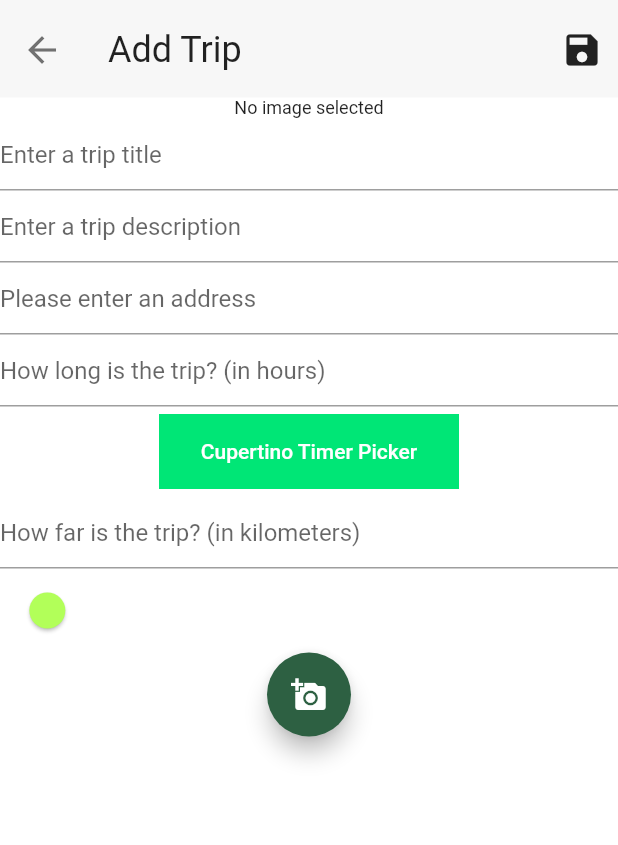
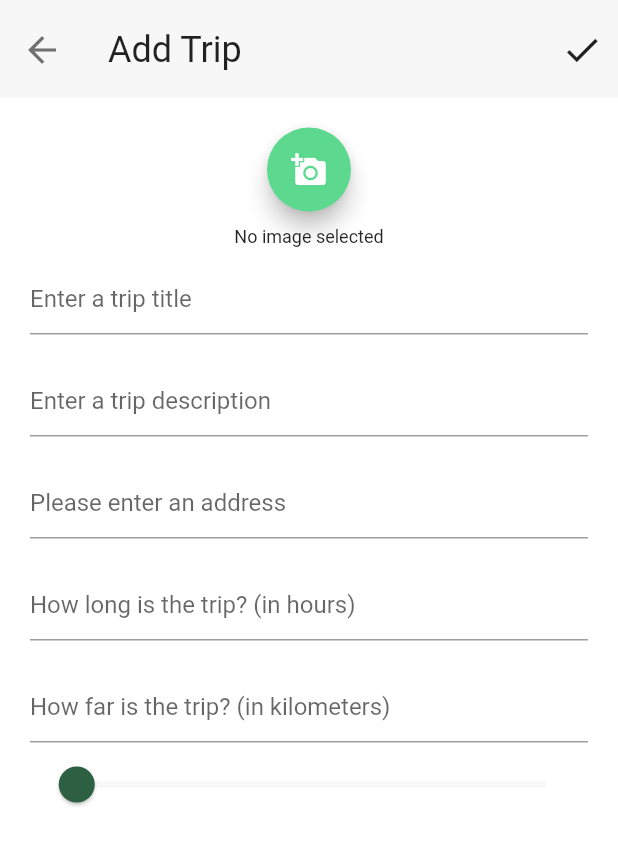
Before and after one commit to HadenHiles/daytrip, a Flutter app: the AddTrip screen opened directly, on a phone screen of 412 x 824 dp. Shown: the top 845 px of the screen. Run offline on Flutter 3.47's test engine with Material 2 defaults, Android fonts, the phone set to English and light mode, and no system bars; our stand-ins replace cloud_firestore, firebase_auth, firebase_core, flutter_signin_button, google_sign_in, image_picker and 2 more; missing offline and left inert: password_strength; accounts and stored records are empty.

Commit message:
Cleanup add trip layout

```diff
--- /dev/null
+++ b/lib/services/utility.dart
@@ -0,0 +1,21 @@
+String printDuration(Duration duration, bool showSeconds) {
+  String twoDigits(int n) => n.toString().padLeft(2, "0");
+  String twoDigitMinutes = twoDigits(duration.inMinutes.remainder(60));
+  String twoDigitSeconds = twoDigits(duration.inSeconds.remainder(60));
+  String durationString = "";
+  if (duration.inHours != 0) {
+    durationString += "${twoDigits(duration.inHours)}h ";
+  }
+
+  if (duration.inMinutes != 0) {
+    durationString += "${twoDigitMinutes}m ";
+  }
+
+  if (showSeconds == true) {
+    if (duration.inSeconds != 0) {
+      durationString += "${twoDigitSeconds}s";
+    }
+  }
+
+  return durationString;
+}
--- a/lib/tabs/trips/Trip.dart
+++ b/lib/tabs/trips/Trip.dart
@@ -1,6 +1,7 @@
 import 'dart:io';
 import 'package:cloud_firestore/cloud_firestore.dart';
 import 'package:daytrip/main.dart';
+import 'package:daytrip/services/utility.dart';
 import 'package:daytrip/widgets/BasicTitle.dart';
 import 'package:firebase_auth/firebase_auth.dart';
 import 'package:flutter/material.dart';
@@ -22,7 +23,7 @@ class _AddTripState extends State<AddTrip> {
   final TextEditingController titleTextFieldController = TextEditingController();
   final TextEditingController descriptionTextFieldController = TextEditingController();
   final TextEditingController kilometersTextController = TextEditingController();
-  final TextEditingController durationTextController = TextEditingController();
+  final TextEditingController _durationTextController = TextEditingController();
 
   // Used for image picker
   File _image;
@@ -43,7 +44,7 @@ class _AddTripState extends State<AddTrip> {
   }
 
   //Used for the Cupterino Timer Picker
-  Duration initialtimer = new Duration();
+  Duration _initialtimer = new Duration();
   Future<void> bottomSheet(BuildContext context, Widget child, {double height}) {
     return showModalBottomSheet(
         isScrollControlled: false,
@@ -58,12 +59,12 @@ class _AddTripState extends State<AddTrip> {
     return CupertinoTimerPicker(
       mode: CupertinoTimerPickerMode.hm,
       minuteInterval: 15,
-      initialTimerDuration: initialtimer,
+      initialTimerDuration: _initialtimer,
       onTimerDurationChanged: (Duration changedtimer) {
         setState(() {
-          initialtimer = changedtimer;
-          time = changedtimer.inHours.toString() + ' hrs ' + (changedtimer.inMinutes).toString() + ' mins ';
-          durationTextController.text = changedtimer.toString().substring(0, 5).trimRight();
+          _initialtimer = changedtimer;
+          _duration = changedtimer;
+          _durationTextController.text = printDuration(changedtimer, false);
         });
       },
     );
@@ -71,7 +72,7 @@ class _AddTripState extends State<AddTrip> {
 
   // Default values for kilometer and duration
   double _kilometerValue = 1.0;
-  String time;
+  Duration _duration;
   String dateTime;
 
   Future getImage() async {
@@ -131,7 +132,7 @@ class _AddTripState extends State<AddTrip> {
                   margin: EdgeInsets.only(top: 10),
                   child: IconButton(
                     icon: Icon(
-                      Icons.save,
+                      Icons.check,
                       size: 28,
                     ),
                     onPressed: () {
@@ -144,7 +145,7 @@ class _AddTripState extends State<AddTrip> {
                           titleTextFieldController.text.toString(),
                           DateTime.now(),
                           descriptionTextFieldController.text.toString(),
-                          Duration(hours: 3).inSeconds,
+                          _duration.inSeconds,
                           double.tryParse(kilometersTextController.text).toInt(),
                         );
 
@@ -162,14 +163,30 @@ class _AddTripState extends State<AddTrip> {
           ];
         },
         body: Container(
+          padding: EdgeInsets.all(20),
           child: Form(
             key: _formKey,
             child: Column(
               children: <Widget>[
+                // Image picker button to choose images
+                Container(
+                  margin: EdgeInsets.only(bottom: 10),
+                  child: FloatingActionButton(
+                    onPressed: getImage,
+                    tooltip: 'Pick trip images here!',
+                    backgroundColor: Theme.of(context).primaryColor,
+                    child: Icon(
+                      Icons.add_a_photo,
+                      color: Colors.white,
+                    ),
+                  ),
+                ),
                 _image == null ? Text('No image selected') : Image.file(_image),
 
                 // Trip Title TextField
-                TextFormField(
+                Padding(
+                  padding: EdgeInsets.symmetric(vertical: 10),
+                  child: TextFormField(
                     decoration: const InputDecoration(
                       hintText: 'Enter a trip title',
                     ),
@@ -181,8 +198,11 @@ class _AddTripState extends State<AddTrip> {
                       return null;
                     },
                   ),
+                ),
                 // Description TextField
-                TextFormField(
+                Padding(
+                  padding: EdgeInsets.symmetric(vertical: 10),
+                  child: TextFormField(
                     decoration: const InputDecoration(
                       hintText: 'Enter a trip description',
                     ),
@@ -194,10 +214,13 @@ class _AddTripState extends State<AddTrip> {
                       return null;
                     },
                   ),
+                ),
                 // Address TextField
                 // I'm not sure how else we are storing the location, geolocation would be cool
                 // but will we complete that near the end, and just store it as an address for now? -TL
-                TextFormField(
+                Padding(
+                  padding: EdgeInsets.symmetric(vertical: 10),
+                  child: TextFormField(
                     decoration: const InputDecoration(
                       hintText: 'Please enter an address',
                     ),
@@ -208,12 +231,16 @@ class _AddTripState extends State<AddTrip> {
                       return null;
                     },
                   ),
+                ),
                 // Creating a TextFormField that uses the number keyboard for ease of access.
-                TextFormField(
+                Padding(
+                  padding: EdgeInsets.symmetric(vertical: 10),
+                  child: TextFormField(
                     decoration: const InputDecoration(
                       hintText: 'How long is the trip? (in hours)',
                     ),
-                  controller: durationTextController,
+                    controller: _durationTextController,
+                    readOnly: true,
                     keyboardType: TextInputType.number,
                     validator: (String value) {
                       double minutes = double.tryParse(value);
@@ -223,6 +250,9 @@ class _AddTripState extends State<AddTrip> {
                       }
                       return null;
                     },
+                    onTap: () {
+                      bottomSheet(context, timePicker());
+                    },
                     onChanged: (String value) {
                       double minutes = double.tryParse(value);
                       setState(() {
@@ -230,44 +260,16 @@ class _AddTripState extends State<AddTrip> {
                       });
                     },
                   ),
-                /* SliderTheme(
-              data: SliderTheme.of(context).copyWith(
-                activeTrackColor: Colors.green[700],
-                inactiveTrackColor: Colors.transparent,
-                trackShape: RectangularSliderTrackShape(),
-                trackHeight: 4.0,
-                thumbColor: Colors.lightGreenAccent,
-                thumbShape: RoundSliderThumbShape(enabledThumbRadius: 12.0),
-                overlayColor: Colors.lightGreen.withAlpha(32),
-                overlayShape: RoundSliderOverlayShape(overlayRadius: 28.0),
                 ),
-              child: Slider.adaptive(
-                min: 0,
-                max: 100,
-                divisions: 100,
-                label: '$_durationValue',
-                value: _durationValue,
-                onChanged: (value){
-                  setState(() {
-                    _durationValue = value.roundToDouble();
-                  });
-                  durationTextController.text = _durationValue.toString();
-                },
-              ),
-            ), */
                 dateTime == null ? Container() : Text('$dateTime'),
-                button(
-                  "Cupertino Timer Picker",
-                  color: Colors.greenAccent[400],
-                  onPressed: () {
-                    bottomSheet(context, timePicker());
-                  },
-                ),
                 // Creating a TextFormField that uses the number keyboard for ease of access.
-                TextFormField(
+                Padding(
+                  padding: EdgeInsets.only(top: 10),
+                  child: TextFormField(
                     decoration: const InputDecoration(
                       hintText: 'How far is the trip? (in kilometers)',
                     ),
+                    readOnly: true,
                     controller: kilometersTextController,
                     keyboardType: TextInputType.number,
                     validator: (String value) {
@@ -287,15 +289,18 @@ class _AddTripState extends State<AddTrip> {
                       });
                     },
                   ),
-                SliderTheme(
+                ),
+                Padding(
+                  padding: EdgeInsets.only(bottom: 10),
+                  child: SliderTheme(
                     data: SliderTheme.of(context).copyWith(
-                    activeTrackColor: Colors.green[700],
-                    inactiveTrackColor: Colors.transparent,
+                      activeTrackColor: Theme.of(context).primaryColor,
+                      inactiveTrackColor: Theme.of(context).colorScheme.primaryVariant,
                       trackShape: RectangularSliderTrackShape(),
                       trackHeight: 4.0,
-                    thumbColor: Colors.lightGreenAccent,
+                      thumbColor: Theme.of(context).colorScheme.secondary,
                       thumbShape: RoundSliderThumbShape(enabledThumbRadius: 12.0),
-                    overlayColor: Colors.lightGreen.withAlpha(32),
+                      overlayColor: Theme.of(context).primaryColor.withAlpha(32),
                       overlayShape: RoundSliderOverlayShape(overlayRadius: 28.0),
                     ),
                     child: Slider(
@@ -312,11 +317,6 @@ class _AddTripState extends State<AddTrip> {
                       },
                     ),
                   ),
-                // Image picker button to choose images
-                FloatingActionButton(
-                  onPressed: getImage,
-                  tooltip: 'Pick trip images here!',
-                  child: Icon(Icons.add_a_photo),
                 ),
               ],
             ),
```
Lines whose indentation alone changed are shown as unchanged.
